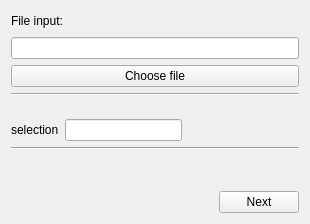
Old version of the form adapt/processes/ui/specfilereader.ui in the repository syncope/adapt.
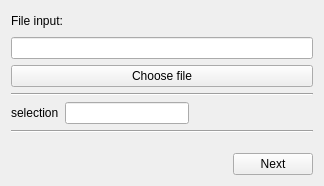
New version of the form.

Commit message: preparing further for processing control

Patch:
```diff
--- a/adapt/processes/ui/specfilereader.ui
+++ b/adapt/processes/ui/specfilereader.ui
@@ -6,8 +6,8 @@
    <rect>
     <x>0</x>
     <y>0</y>
-    <width>310</width>
-    <height>224</height>
+    <width>324</width>
+    <height>186</height>
    </rect>
   </property>
   <property name="windowTitle">
@@ -15,8 +15,8 @@
   </property>
   <layout class="QGridLayout" name="gridLayout">
    <item row="0" column="0">
-    <layout class="QVBoxLayout" name="verticalLayout_3">
-     <item>
+    <layout class="QGridLayout" name="gridLayout_2">
+     <item row="0" column="0">
       <layout class="QHBoxLayout" name="horizontalLayout">
        <item>
         <widget class="QLabel" name="label_14">
@@ -40,37 +40,24 @@
        </item>
       </layout>
      </item>
-     <item>
+     <item row="1" column="0">
       <widget class="QLineEdit" name="inputFileLE"/>
      </item>
-     <item>
+     <item row="2" column="0">
       <widget class="QPushButton" name="chooseInputFileBtn">
        <property name="text">
         <string>Choose file</string>
        </property>
       </widget>
      </item>
-     <item>
+     <item row="3" column="0">
       <widget class="Line" name="line">
        <property name="orientation">
         <enum>Qt::Horizontal</enum>
        </property>
       </widget>
      </item>
-     <item>
-      <spacer name="verticalSpacer">
-       <property name="orientation">
-        <enum>Qt::Vertical</enum>
-       </property>
-       <property name="sizeHint" stdset="0">
-        <size>
-         <width>20</width>
-         <height>40</height>
-        </size>
-       </property>
-      </spacer>
-     </item>
-     <item>
+     <item row="4" column="0">
       <layout class="QHBoxLayout" name="horizontalLayout_12">
        <item>
         <widget class="QLabel" name="label">
@@ -105,27 +92,14 @@
        </item>
       </layout>
      </item>
-     <item>
+     <item row="5" column="0">
       <widget class="Line" name="line_2">
        <property name="orientation">
         <enum>Qt::Horizontal</enum>
        </property>
       </widget>
      </item>
-     <item>
-      <spacer name="verticalSpacer_2">
-       <property name="orientation">
-        <enum>Qt::Vertical</enum>
-       </property>
-       <property name="sizeHint" stdset="0">
-        <size>
-         <width>20</width>
-         <height>40</height>
-        </size>
-       </property>
-      </spacer>
-     </item>
-     <item>
+     <item row="6" column="0">
       <spacer name="verticalSpacer_3">
        <property name="orientation">
         <enum>Qt::Vertical</enum>
@@ -138,7 +112,7 @@
        </property>
       </spacer>
      </item>
-     <item>
+     <item row="7" column="0">
       <layout class="QHBoxLayout" name="horizontalLayout_3">
        <item>
         <spacer name="horizontalSpacer">
```
The commit also changes 1 other file.
